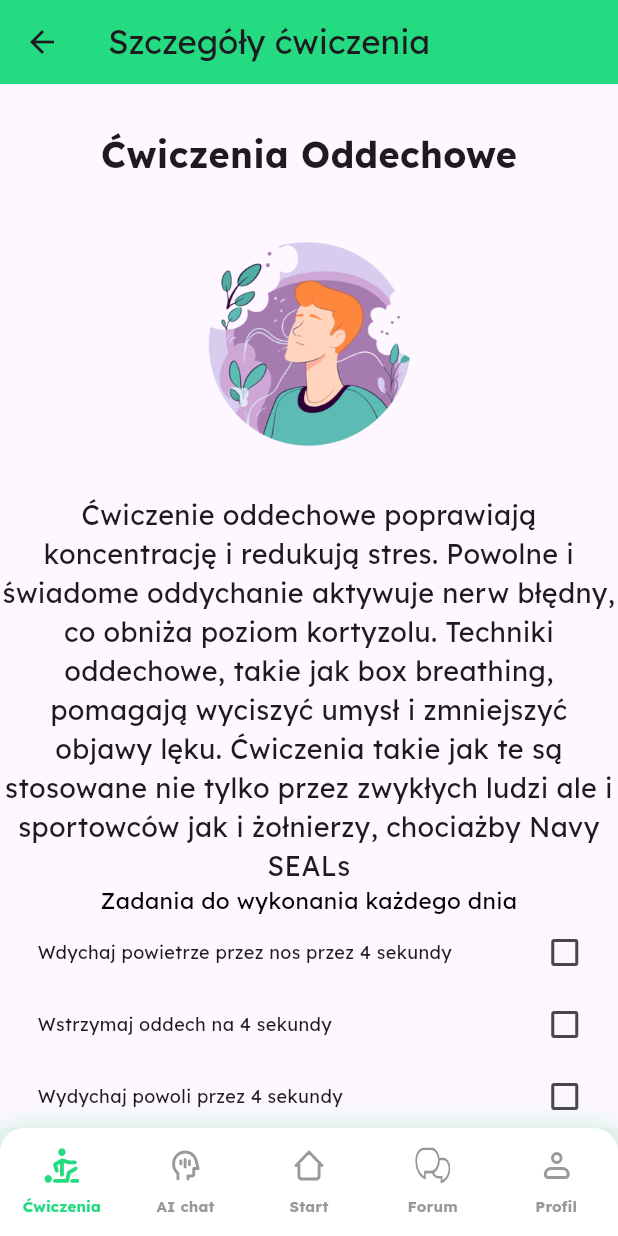
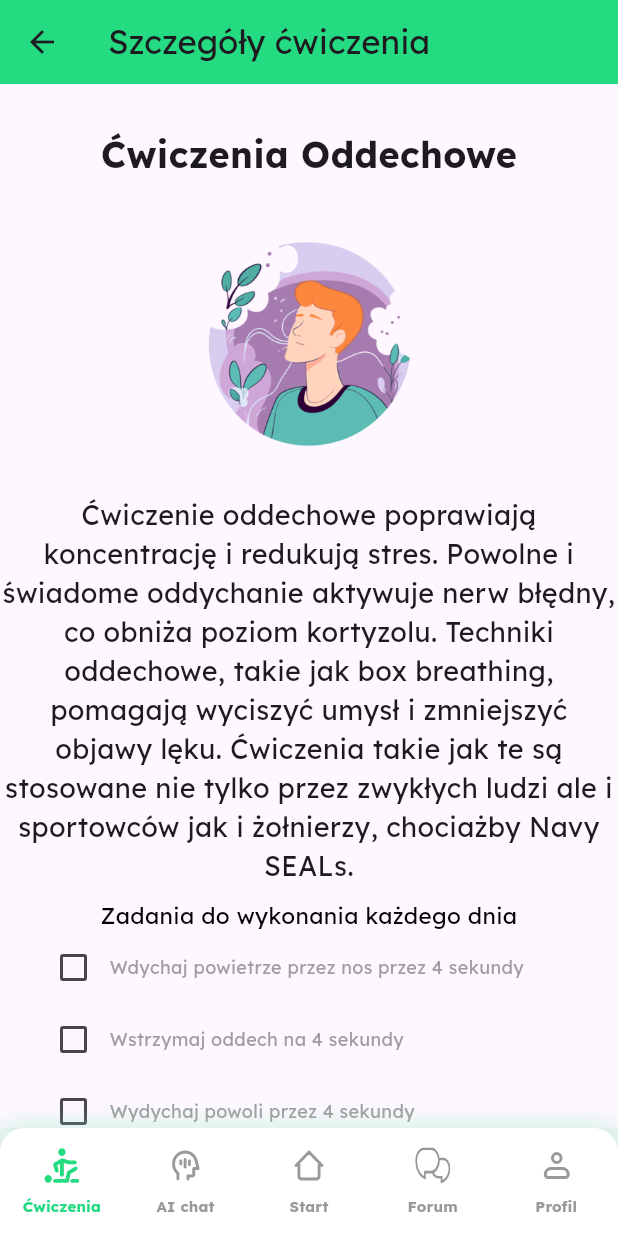
Before and after one commit to xSmilO/JakSieMasz, a Flutter app: the ExercisesScreen screen opened by its route, after a tap on "Ćwiczenia Oddechowe", on a phone screen of 412 x 824 dp. Run offline on Flutter 3.47's test engine with Material 3 defaults, Android fonts, the light colour scheme and no system bars; our stand-ins replace flutter_svg, go_router.

Commit message:
Fully funcional checkboxes in task in exercises and added reserch links for this exercises and their's influence

```diff
--- a/lib/UI/Exercises/exercise_details_screen.dart
+++ b/lib/UI/Exercises/exercise_details_screen.dart
@@ -2,6 +2,7 @@ import 'package:flutter/material.dart';
 import 'package:jak_sie_masz/Styles/styles.dart';
 import 'package:jak_sie_masz/UI/Exercises/viewmodels/exercises_viewmodel.dart';
 import 'package:provider/provider.dart';
+import 'package:url_launcher/url_launcher.dart';
 
 class ExercisesDetailsScreen extends StatelessWidget {
   const ExercisesDetailsScreen({super.key});
@@ -45,7 +46,9 @@ class ExercisesDetailsScreen extends StatelessWidget {
                       exercise.description,
                       style: const TextStyle(fontSize: 18),
                     ),
-                   Text(
+                    Padding(
+                      padding: const EdgeInsets.only(top: 10.0),
+                      child: Text(
                         textAlign: TextAlign.center,
                         exercise.task_text,
                         style: const TextStyle(
@@ -53,28 +56,37 @@ class ExercisesDetailsScreen extends StatelessWidget {
                           color: Colors.black,
                         ),
                       ),
+                    ),
                     Column(
                       children: List.generate(
                         exercise.tasks.length,
                         (index) {
+                        bool isChecked = viewModel.tasksCompletion[exercise.title]?[index] ?? false;
                           return Padding(
-                            padding:
-                                const EdgeInsets.only(left: 25.0, right: 11.5),
+                            padding: const EdgeInsets.only(left: 25.0, right: 11.5),
                             child: Row(
-                              mainAxisAlignment: MainAxisAlignment.center,
+                              mainAxisAlignment: MainAxisAlignment.start,
                               children: [
-                                Expanded(
-                                  child: Text(
-                                    exercise.tasks[index],
-                                    style: const TextStyle(fontSize: 12),
-                                  ),
-                                ),
                                 Checkbox(
-                                  value: viewModel.tasksCompletion[exercise.title]?[index] ?? false,
+                                  value: isChecked,
                                   onChanged: (bool? value) {
                                     viewModel.tasksCompletion[exercise.title]![index] = value!;
                                     viewModel.notifyListeners();
                                   },
+                                  activeColor: Colors.green,
+                                  checkColor: Colors.white,
+                                ),
+                                Expanded(
+                                  child: Text(
+                                    exercise.tasks[index],
+                                    style: TextStyle(
+                                    fontSize: 12,
+                                    color: isChecked ? Colors.black : Colors.grey,
+                                    fontWeight: isChecked ? FontWeight.bold : FontWeight.normal,
+                                    ),
+                                  softWrap: true,
+                                  overflow: TextOverflow.visible,
+                                   ),
                                 ),
                               ],
                             ),
@@ -91,20 +103,48 @@ class ExercisesDetailsScreen extends StatelessWidget {
                         color: Colors.black,
                       ),
                     ),
-                    Text(
+                    Padding(
+                      padding: const EdgeInsets.only(top: 2.5), // Odstęp 10px od góry
+                      child: InkWell(
+                        onTap: () async {
+                          final Uri url = Uri.parse(exercise.link_1);
+                          if (await canLaunchUrl(url)) {
+                            await launchUrl(url); // Otwórz link
+                          } else {
+                            throw 'Could not launch $url';
+                          }
+                        },
+                        child: Text(
                           textAlign: TextAlign.center,
                           exercise.link_1,
                           style: const TextStyle(
                             fontSize: 15,
                             color: Colors.blue,
+                            decoration: TextDecoration.underline, // Używamy podkreślenia, aby zaznaczyć link
                           ),
                         ),
-                    Text(
+                      ),
+                    ),
+                    Padding(
+                      padding: const EdgeInsets.only(top: 2.5), // Odstęp 10px od góry
+                      child: InkWell(
+                        onTap: () async {
+                          final Uri url = Uri.parse(exercise.link_2);
+                          if (await canLaunchUrl(url)) {
+                            await launchUrl(url); // Otwórz link
+                          } else {
+                            throw 'Could not launch $url';
+                          }
+                        },
+                        child: Text(
                           textAlign: TextAlign.center,
                           exercise.link_2,
                           style: const TextStyle(
                             fontSize: 15,
                             color: Colors.blue,
+                            decoration: TextDecoration.underline, // Używamy podkreślenia, aby zaznaczyć link
+                          ),
+                        ),
                       ),
                     ),
                   ],
--- a/lib/UI/Exercises/viewmodels/exercises_viewmodel.dart
+++ b/lib/UI/Exercises/viewmodels/exercises_viewmodel.dart
@@ -53,7 +53,5 @@ class ExercisesViewModel extends ChangeNotifier {
       tasksCompletion[title] = List.filled(selectedExercise.tasks.length, false);
       notifyListeners();
     }
-    //_selectedExercise = ExercisesDataSetup(title: "Not found", image: "Not found", description: "Not found", task_text: "Not found", tasks: [], link_text: "Not found", link_1: "Not found", link_2: "Not found");
-    //notifyListeners();
   }
 }
--- a/pubspec.yaml
+++ b/pubspec.yaml
@@ -37,6 +37,7 @@ dependencies:
     go_router: ^14.8.0
     provider: ^6.1.2
     flutter_svg: ^2.0.17
+    url_launcher: ^6.0.9
 
 dev_dependencies:
     flutter_test:
```
Also changed, not shown: lib/UI/Exercises/data/exercises_data.json (+20 -20 lines), pubspec.lock, 5 other files. Lines whose indentation alone changed are shown as unchanged.
